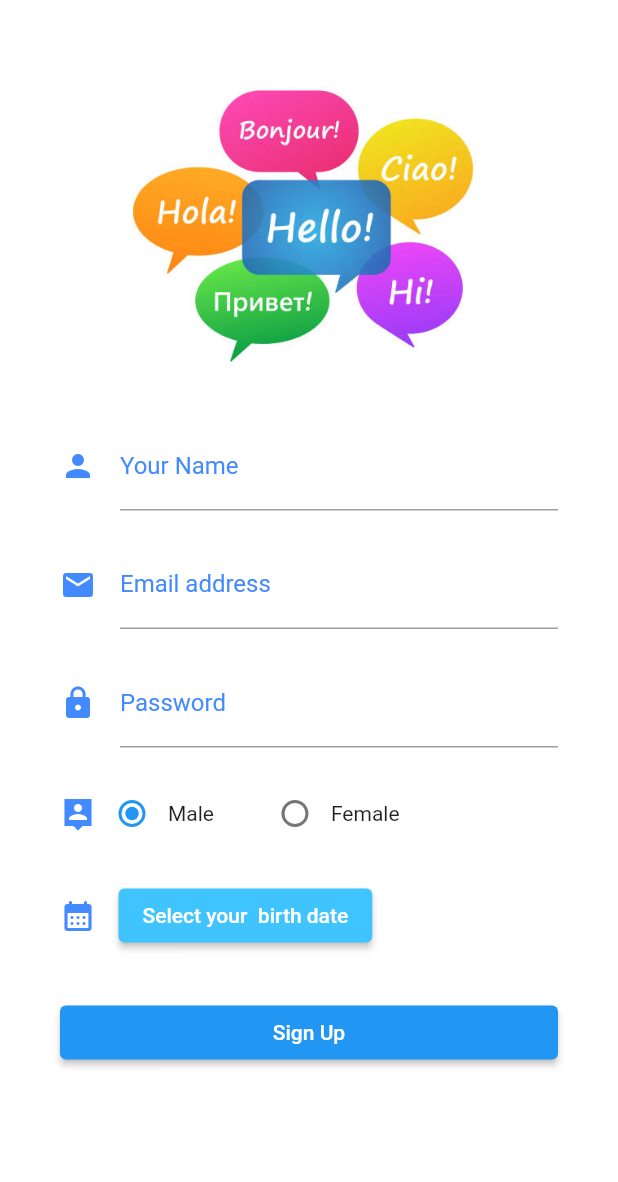
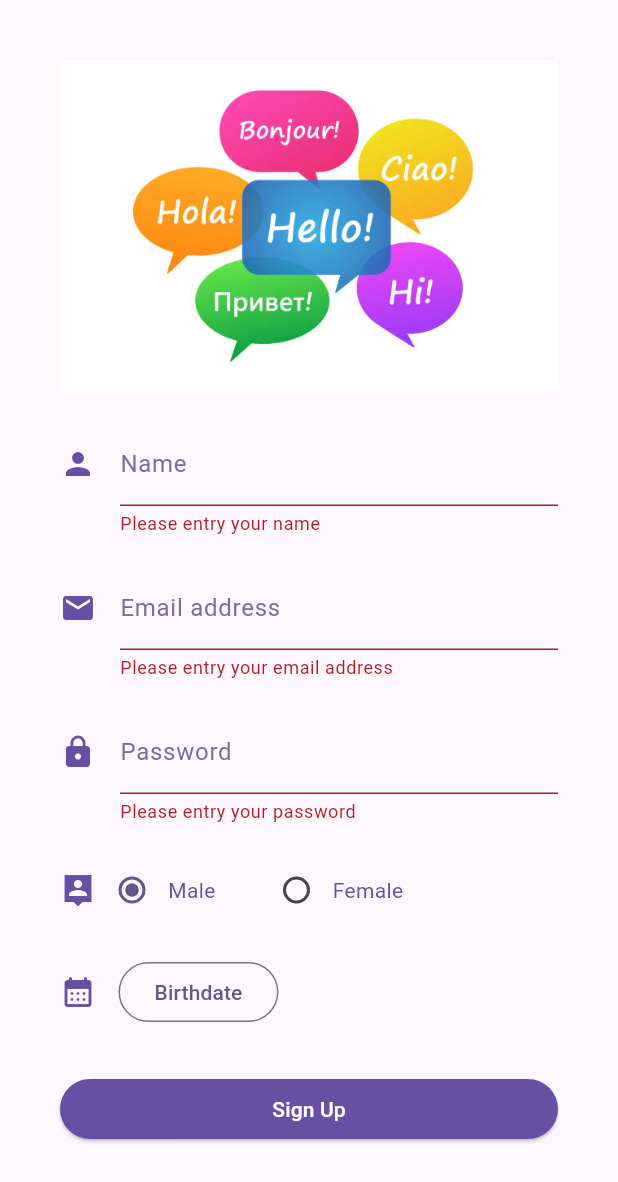
Before and after one commit to LilyanaShu/users_app, a Flutter app: the SignUpPage screen opened by its route, after a tap on "Sign Up", on a phone screen of 412 x 824 dp. Shown: the top 1182 px of the screen. Run offline on Flutter 3.47's test engine with Material 2 defaults, Android fonts, the phone set to English and light mode, and no system bars.

Commit message:
done user_app

```diff
--- a/lib/users/signup_page.dart
+++ b/lib/users/signup_page.dart
@@ -1,4 +1,6 @@
 import 'package:flutter/material.dart';
+import 'package:intl/intl.dart';
+import 'package:users_app/utils/get_color.dart';
 
 class SignUpPage extends StatefulWidget {
   const SignUpPage({Key? key}) : super(key: key);
@@ -9,25 +11,67 @@ class SignUpPage extends StatefulWidget {
 
 class _SignUpPageState extends State<SignUpPage> {
   var gender = 'male';
+  late String _selecteddate = '';
+  final _formKey = GlobalKey<FormState>();
+
+  void _selectDate(BuildContext context) async {
+    final DateTime? selected = await showDatePicker(
+      context: context,
+      initialDate: DateTime.now().subtract(const Duration(days: 4745)),
+      firstDate: DateTime(1945),
+      lastDate: DateTime(2014),
+      builder: (context, child) {
+        return Theme(
+          data: Theme.of(context).copyWith(
+            colorScheme: ColorScheme.light(
+              primary: GetColor.primarySeedColor,
+              onPrimary: GetColor.whiteTextColor,
+              onSurface: GetColor.primarySeedColor,
+            ),
+            textButtonTheme: TextButtonThemeData(
+              style: TextButton.styleFrom(
+                backgroundColor: GetColor.primarySeedColor, // button text color
+                foregroundColor: GetColor.whiteTextColor,
+              ),),
+          ),
+          child: child!,
+        );
+      },
+    );
+    if(selected != null && selected.toString() != _selecteddate) {
+      setState(() {
+        _selecteddate = DateFormat("dd-MM-yyyy").format(selected);
+      });
+    }
+  }
 
   @override
   Widget build(BuildContext context) {
     return Scaffold(
       body: ListView(
-        padding: EdgeInsets.all(40),
+        padding: const EdgeInsets.all(40),
         children: [
-          Stack(
-            children: [
-              Image.asset("assets/images/hello.jpeg",),
-
-              //Icon(Icons.person_rounded, size: 100, color: Colors.blueAccent,),
-            ],
-          ),
-
-          SizedBox(height: 20,),
+          Image.asset("assets/images/hello.jpeg",),
+          const SizedBox(height: 20,),
           Form(
+            key: _formKey,
               child: Column(
                 children: [
+                  TextFormField(
+                    // The validator receives the text that the user has entered.
+                    validator: (value) {
+                      if (value == null || value.isEmpty) {
+                        return 'Please entry your name';
+                      }
+                      return null;
+                    },
+                    decoration: const InputDecoration(
+                      icon: Icon(Icons.person, ),
+                      label: Text("Name"),
+                    ),
+
+                  ),
+                  const SizedBox(height: 20,),
                   TextFormField(
                     // The validator receives the text that the user has entered.
                     validator: (value) {
@@ -36,60 +80,35 @@ class _SignUpPageState extends State<SignUpPage> {
                       }
                       return null;
                     },
-                    decoration: InputDecoration(
-                      icon: Icon(Icons.person, color: Colors.blueAccent,),
-                      label: Text("Your Name"),
-                      labelStyle: TextStyle(fontSize: 16, color: Colors.blueAccent),
+                    decoration: const InputDecoration(
+                      icon: Icon(Icons.email, ),
+                      label: Text("Email address"),
+                    ),
 
-                    ),
-                    style: TextStyle(
-                        color: Colors.black
-                    ),
                   ),
-                  SizedBox(height: 20,),
-                  TextFormField(
-                    // The validator receives the text that the user has entered.
-                    validator: (value) {
-                      if (value == null || value.isEmpty) {
-                        return 'Please entry your email address';
-                      }
-                      return null;
-                    },
-                    decoration: InputDecoration(
-                      icon: Icon(Icons.email, color: Colors.blueAccent,),
-                      label: Text("Email address"),
-                      labelStyle: TextStyle(fontSize: 16, color: Colors.blueAccent),
-
-                    ),
-                    style: TextStyle(
-                        color: Colors.black
-                    ),
-                  ),
-                  SizedBox(height: 20,),
+                  const SizedBox(height: 20,),
                   TextFormField(
                     obscureText: true,
                     // The validator receives the text that the user has entered.
                     validator: (value) {
                       if (value == null || value.isEmpty) {
-                        return 'Please entry your email address';
+                        return 'Please entry your password';
                       }
                       return null;
                     },
-                    decoration: InputDecoration(
-                      icon: Icon(Icons.lock, color: Colors.blueAccent,),
+                    decoration: const InputDecoration(
+                      icon: Icon(Icons.lock, ),
                       label: Text("Password"),
-                      labelStyle: TextStyle(fontSize: 16, color: Colors.blueAccent),
-
                     ),
-                    style: TextStyle(
+                    style: const TextStyle(
                         color: Colors.black
                     ),
                   ),
-                  SizedBox(height: 20,),
+                  const SizedBox(height: 20,),
 
                   Row(
                     children: [
-                      Icon(Icons.person_pin_sharp, color: Colors.blueAccent,),
+                      const Icon(Icons.person_pin_sharp, ),
                       Radio(value: 'male', groupValue: gender,
                           onChanged: (String? val){
                             setState(() {
@@ -98,8 +117,8 @@ class _SignUpPageState extends State<SignUpPage> {
                               }
                             });
                           }),
-                      Text("Male"),
-                      SizedBox(width: 30,),
+                      const Text("Male"),
+                      const SizedBox(width: 30,),
                       Radio(value: 'female', groupValue: gender,
                           onChanged: (String? val){
                             setState(() {
@@ -108,27 +127,31 @@ class _SignUpPageState extends State<SignUpPage> {
                               }
                             });
                           }),
-                      Text("Female"),
+                      const Text("Female"),
                     ],
                   ),
-                  SizedBox(height: 20,),
+                  const SizedBox(height: 20,),
+
                   Row(
                     children: [
-                      Icon(Icons.calendar_month_rounded, color: Colors.blueAccent,),
-                      SizedBox(width: 15,),
-                      ElevatedButton(onPressed: (){}, child:
-                      Text("Select your  birth date"),
-                      style: ButtonStyle(backgroundColor: MaterialStatePropertyAll(Colors.lightBlueAccent)),
-                      )
+                      const Icon(Icons.calendar_month_rounded, ),
+                      const SizedBox(width: 15,),
+                      OutlinedButton(
+                        onPressed: () => _selectDate(context),
+                        //statesController: ,
+                        child: Text(_selecteddate.length>1?_selecteddate : 'Birthdate',),
+                      ),
                     ],
                   ),
-                  SizedBox(height: 30,),
+                  const SizedBox(height: 30,),
 
                 ],
               )
           ),
-          ElevatedButton(onPressed: (){}, child:
-          Text("Sign Up"),
+          ElevatedButton(onPressed: (){
+            _formKey.currentState!.validate();
+          }, child:
+          const Text("Sign Up"),
 
           )
         ],
--- /dev/null
+++ b/lib/utils/get_color.dart
@@ -0,0 +1,10 @@
+import 'package:flutter/material.dart';
+
+class GetColor {
+  // Define your seed colors.
+  static Color primarySeedColor = const Color(0xFF6750A4);
+  static Color secondarySeedColor = const Color(0xFF7B6BA6);
+  static Color whiteTextColor = const Color(0xFFFFFFFF);
+  static Color blackTextColor = const Color(0xFF343333);
+
+}
```
Also changed, not shown: lib/main.dart (+36 -4 lines), lib/users/signin.dart (+49 -41 lines), lib/users/welcome.dart (+8 -8 lines), pubspec.yaml (+5 -3 lines), pubspec.lock.
